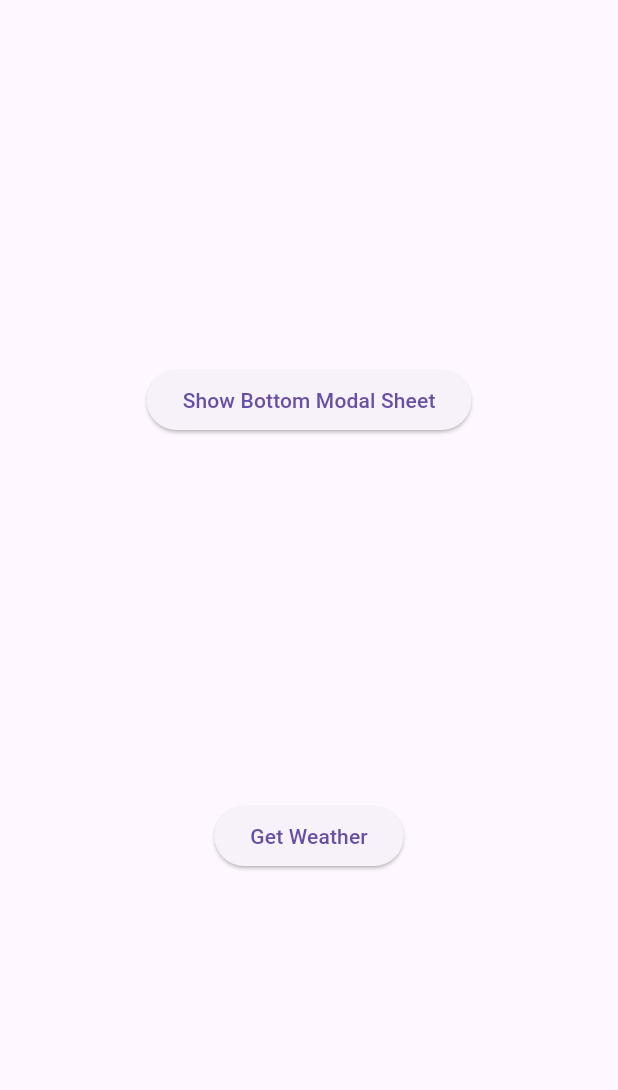
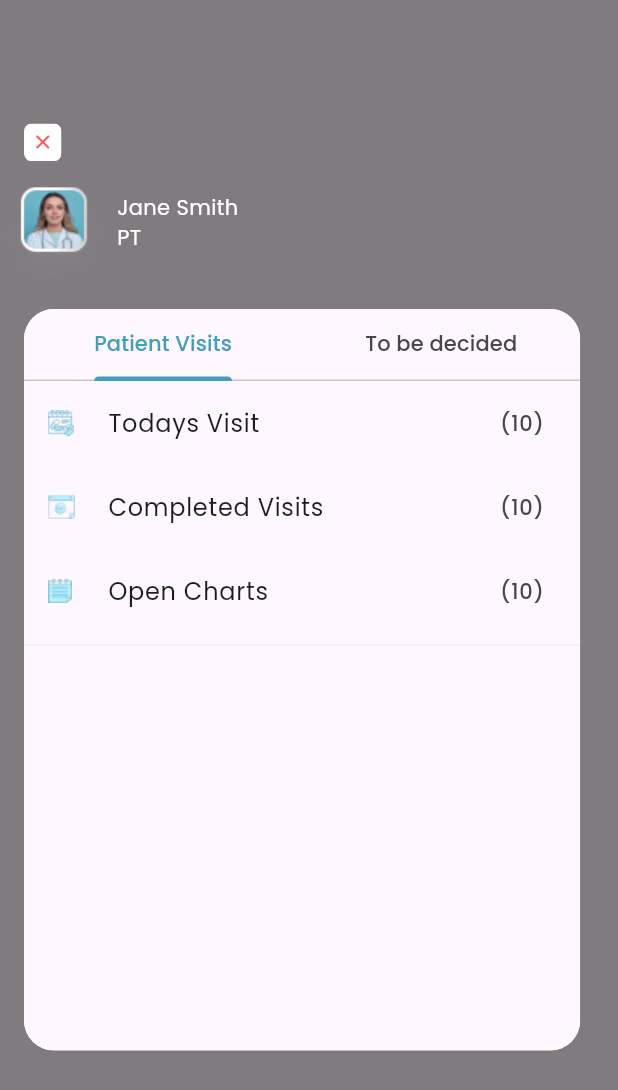
Before and after one commit to KhushiGoyal08/Freelance, a Flutter app: the screen it shows after launch, on a phone screen of 412 x 824 dp. Shown: the top 1090 px of the screen. Run offline on Flutter 3.47's test engine with Material 3 defaults, Android fonts, the phone set to English and light mode, and no system bars; our stand-ins replace device_preview, dio, get, google_fonts.

Commit message:
screen added

```diff
--- a/lib/main.dart
+++ b/lib/main.dart
@@ -1,5 +1,6 @@
 import 'package:device_preview/device_preview.dart';
 import 'package:flutter/material.dart';
+import 'package:freelance/pages/weatherapi/patientVisitPage.dart';
 import 'package:freelance/pages/weatherapi/weatherpage.dart';
 import 'package:get/get.dart';
 import 'pages/weatherapi/bottommodelsheet.dart';
@@ -28,7 +29,7 @@ class MyApp extends StatelessWidget {
         colorScheme: ColorScheme.fromSeed(seedColor: Colors.deepPurple),
         useMaterial3: true,
       ),
-      home: MyBottomSheet(),
+      home: PatientVisitPage(),
     );
   }
 }
--- a/lib/pages/weatherapi/patientVisitPage.dart
+++ b/lib/pages/weatherapi/patientVisitPage.dart
@@ -0,0 +1,158 @@
+import 'package:flutter/cupertino.dart';
+import 'package:flutter/material.dart';
+import 'package:flutter/widgets.dart';
+import 'package:google_fonts/google_fonts.dart';
+
+class PatientVisitPage extends StatelessWidget {
+  const PatientVisitPage({super.key});
+
+  @override
+  Widget build(BuildContext context) {
+    return Scaffold(
+      body: Stack(
+        children: [
+          Container(
+            width: double.infinity,
+            height: double.infinity,
+            color: Colors.black.withOpacity(0.5),
+          ),
+          Positioned(
+            top: MediaQuery.of(context).size.height * 0.1,
+            left: 16,
+            child: ClipRRect(
+              borderRadius: BorderRadius.circular(5),
+              child: Container(
+                height: 25,
+                width: 25,
+                decoration: const BoxDecoration(
+                  color: Colors.white,
+                ),
+                child: const Icon(
+                  Icons.close_rounded,
+                  color: Colors.redAccent,
+                  size: 16,
+                ),
+              ),
+            ),
+          ),
+          Positioned(
+            top: MediaQuery.of(context).size.height * 0.12,
+            child: Row(
+              children: [
+                const Padding(
+                  padding: EdgeInsets.only(top: 16),
+                  child: Image(
+                    image: AssetImage('assets/image 380.png'),
+                  ),
+                ),
+                Column(
+                  crossAxisAlignment: CrossAxisAlignment.start,
+                  children: [
+                    Text(
+                      'Jane Smith',
+                      style: GoogleFonts.poppins(
+                          fontSize: 14, color: Colors.white),
+                    ),
+                    Text(
+                      'PT',
+                      textAlign: TextAlign.left,
+                      style: GoogleFonts.poppins(
+                          fontSize: 14, color: Colors.white),
+                    ),
+                  ],
+                )
+              ],
+            ),
+          ),
+          Positioned(
+            top: MediaQuery.of(context).size.height * 0.25,
+            left: 16,
+            child: ClipRRect(
+              borderRadius: BorderRadius.circular(20),
+              child: Container(
+                height: MediaQuery.of(context).size.height * 0.6,
+                width: MediaQuery.of(context).size.width * 0.9,
+                decoration:const  BoxDecoration(color: Colors.white),
+                child: DefaultTabController(
+                    length: 2,
+                    child: Scaffold(
+                      body: Column(
+                        children: [
+                          TabBar(
+                            labelColor: const Color.fromRGBO(64, 160, 188, 1),
+                      labelStyle: GoogleFonts.poppins(),
+                              indicatorColor: const Color.fromRGBO(64, 160, 188, 1),
+                              tabs: const [
+                            Tab(
+                              text: 'Patient Visits',
+                            ),
+                            Tab(
+                              text: 'To be decided',
+                            ),
+                          ]),
+                          Expanded(
+                              child: TabBarView(
+                            children: [
+                            Column(
+                              children: [
+                                ListTile(
+                                leading: const Image(image: AssetImage('assets/Todays Visit.png'),),
+                                  title: Text(
+                                    'Todays Visit',
+                                    style: GoogleFonts.poppins(),
+                                  ),
+                                  trailing: Text('(10)',
+                                    style: GoogleFonts.poppins(
+                                      // fontWeight:FontWeight.bold,
+                                      fontSize:14
+                                    ),),
+                                ),
+                                ListTile(
+                                  leading: const Image(image: AssetImage('assets/Completed Visits.png'),),
+                                  title: Text(
+                                    'Completed Visits',
+                                    style: GoogleFonts.poppins(),
+                                  ),
+                                  trailing: Text('(10)',
+                                    style: GoogleFonts.poppins(
+                                      // fontWeight:FontWeight.bold,
+                                        fontSize:14
+                                    ),),
+                                ),
+                                ListTile(
+                                  leading: const Image(image: AssetImage('assets/Open Charts.png'),),
+                                  title: Text(
+                                    'Open Charts',
+                                    style: GoogleFonts.poppins(),
+                                  ),
+                                  trailing: Text('(10)',
+                                    style: GoogleFonts.poppins(
+                                      // fontWeight:FontWeight.bold,
+                                        fontSize:14
+                                    ),),
+                                ),
+                               const  Divider(color: Color.fromRGBO(235, 238, 242, 1)),
+                                // Text('Want help prior to your visit?',
+                                //   style: GoogleFonts.poppins(
+                                //     // fontWeight:FontWeight.bold,
+                                //       fontSize:12
+                                //   ),),
+                              ],
+                            ),
+                              Center(
+                                child: Text('Content for tab 2'),
+                              )
+
+                            ],
+                          ))
+                        ],
+                      ),
+                    )),
+              ),
+            ),
+          )
+        ],
+      ),
+    );
+  }
+}
--- a/pubspec.yaml
+++ b/pubspec.yaml
@@ -63,9 +63,9 @@ flutter:
   uses-material-design: true
 
   # To add assets to your application, add an assets section, like this:
-  # assets:
-  #   - images/a_dot_burr.jpeg
-  #   - images/a_dot_ham.jpeg
+  assets:
+    - assets/
+
 
   # An image asset can refer to one or more resolution-specific "variants", see
   # https://flutter.dev/assets-and-images/#resolution-aware
```
Also changed, not shown: lib/pages/weatherapi/bottommodelsheet.dart (+55 -41 lines), lib/pages/weatherapi/weatherpage.dart (+12 -1 lines), assets/Completed Visits.png (added), assets/Open Charts.png (added), assets/Todays Visit.png (added), assets/cloud_sun.png (added), assets/image 380.png (added).
